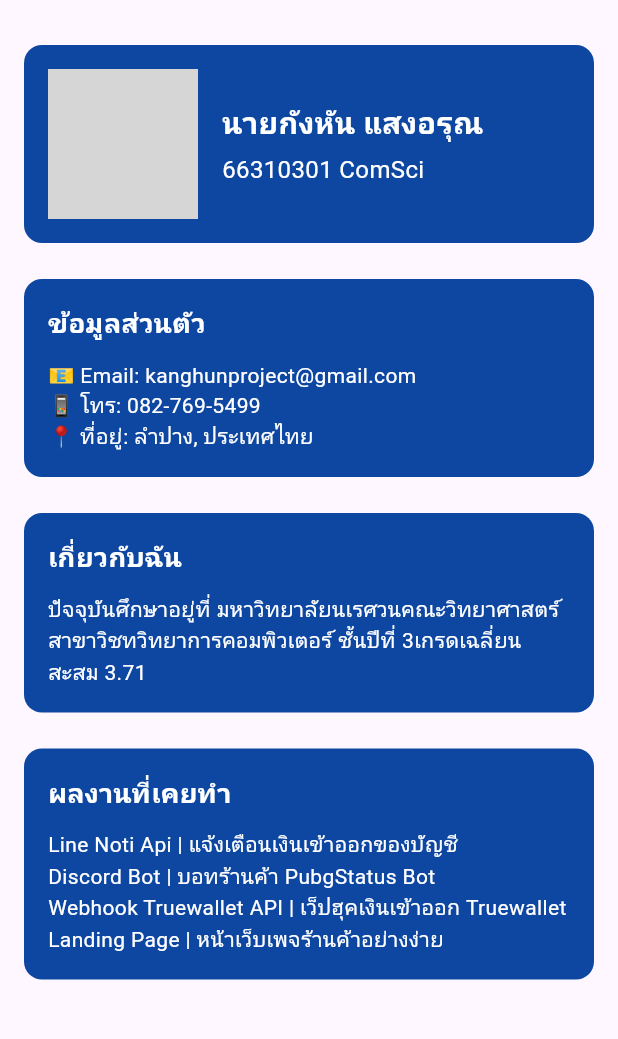
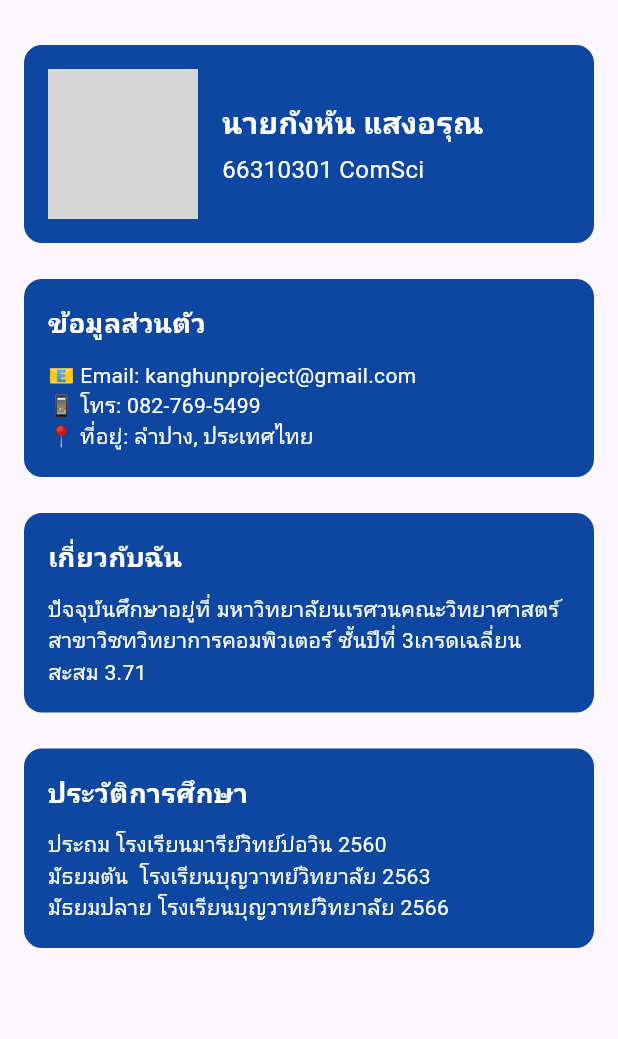
Before and after one commit to kzVerif/mobile-app, a Flutter app: the screen it shows after launch, on a phone screen of 412 x 824 dp, the part 63-1102 px from its top. Run offline on Flutter 3.47's test engine with Material 3 defaults, Android fonts, the phone set to English and light mode, and no system bars; network calls fail; grey boxes are pictures that could not be loaded.

Commit message:
้history edu

```diff
--- a/lib/main.dart
+++ b/lib/main.dart
@@ -182,7 +182,7 @@ class ResumeApp extends StatelessWidget {
                   crossAxisAlignment: CrossAxisAlignment.start,
                   children: [
                     Text(
-                      "ผลงานที่เคยทำ",
+                      "ประวัติการศึกษา",
                       style: TextStyle(
                         fontSize: 18,
                         fontWeight: FontWeight.bold,
@@ -191,10 +191,9 @@ class ResumeApp extends StatelessWidget {
                     ),
                     SizedBox(height: 12),
                     Text(
-                      "Line Noti Api | แจ้งเตือนเงินเข้าออกของบัญชี \n"
-                      "Discord Bot | บอทร้านค้า PubgStatus Bot \n"
-                      "Webhook Truewallet API | เว็ปฮุคเงินเข้าออก Truewallet \n"
-                      "Landing Page | หน้าเว็บเพจร้านค้าอย่างง่าย",
+                      "ประถม โรงเรียนมารีย์วิทย์บ่อวิน 2560\n"
+                      "มัธยมต้น  โรงเรียนบุญวาทย์วิทยาลัย 2563 \n"
+                      "มัธยมปลาย โรงเรียนบุญวาทย์วิทยาลัย 2566",
                       style: TextStyle(color: Colors.white),
                     ),
                   ],
```
